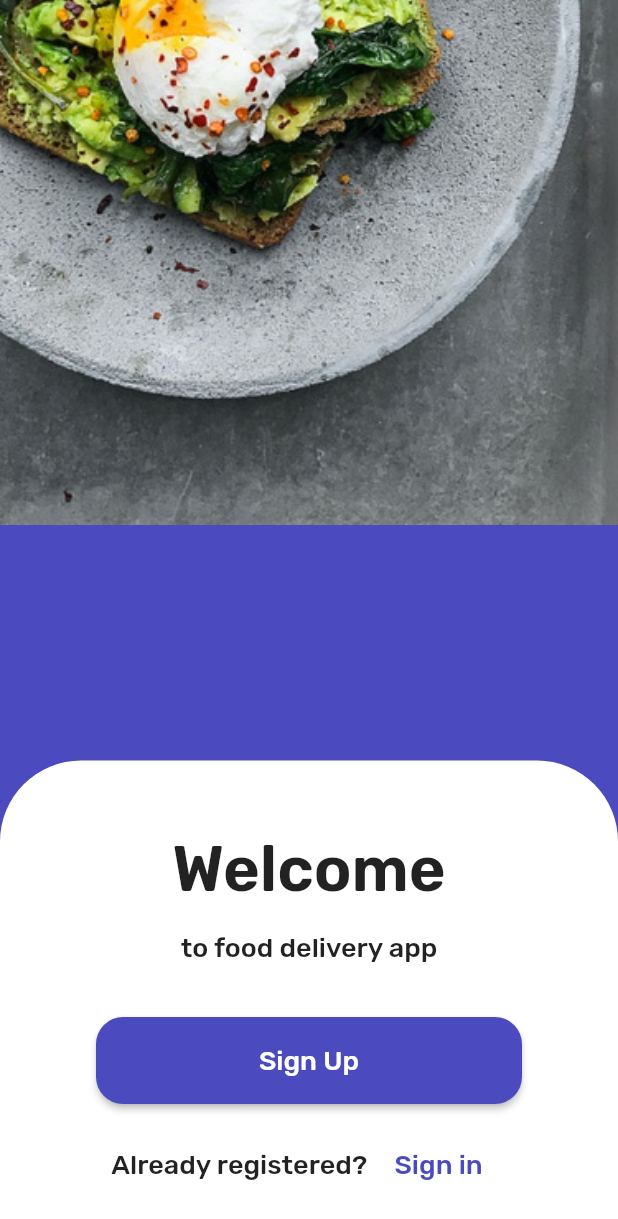
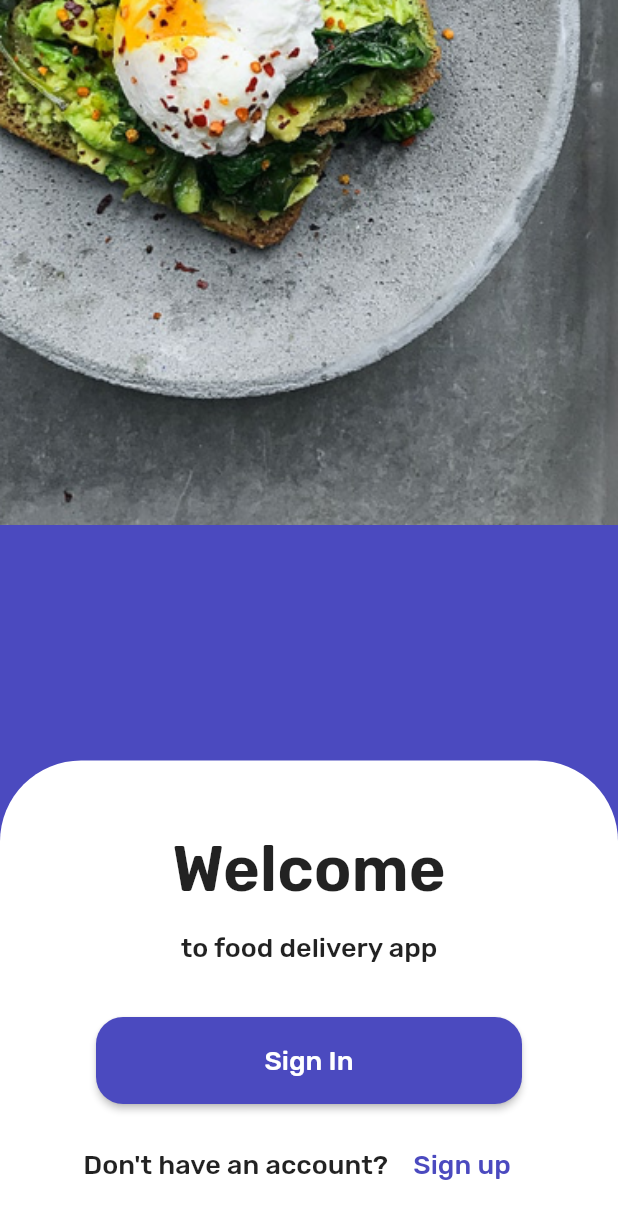
Before and after one commit to notepraiya/pigwidgeon, a Flutter app: the SignIn screen opened directly, on a phone screen of 412 x 824 dp. Shown: the top 1219 px of the screen. Run offline on Flutter 3.47's test engine with Material 2 defaults, Android fonts, the phone set to English and light mode, and no system bars; our stand-ins replace device_info, google_nav_bar, introduction_screen, line_icons, shared_preferences; accounts and stored records are empty.

Commit message:
update signin UI

```diff
--- a/lib/pages/signin.dart
+++ b/lib/pages/signin.dart
@@ -61,9 +61,9 @@ class SignIn extends StatelessWidget {
                         height: 36.0,
                       ),
                       ElevatedButton(
-                        child: Text('Sign Up'),
+                        child: Text('Sign In'),
                         onPressed: () {
-                          _signUp();
+                          _signIn();
                         },
                       ),
                       const SizedBox(
@@ -71,17 +71,17 @@ class SignIn extends StatelessWidget {
                       ),
                       Center(
                         child: Container(
-                          width: 268.0,
+                          width: 302.0,
                           child: Row(
-                            mainAxisAlignment: MainAxisAlignment.spaceEvenly,
+                            mainAxisAlignment: MainAxisAlignment.spaceAround,
                             children: [
-                              Text('Already registered?'),
+                              Text("Don't have an account?"),
                               FlatButton(
                                 onPressed: () {
-                                  _signIn();
+                                  _signUp();
                                 },
                                 child: Text(
-                                  'Sign in',
+                                  'Sign up',
                                   // style: Theme.of(context).textTheme.bodyText2,
                                   style: myFlatButtonTextStyle(),
                                 ),
```
